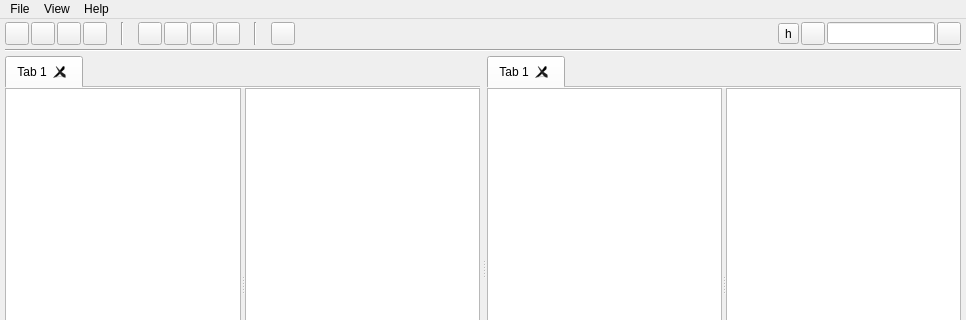
First picture: the form in ui/mainwindow.ui, repository yunnsbz/File-Manager, before the edit; both pictures show x 0 to 966 and y 0 to 320 of the 966 by 528 pixel window.
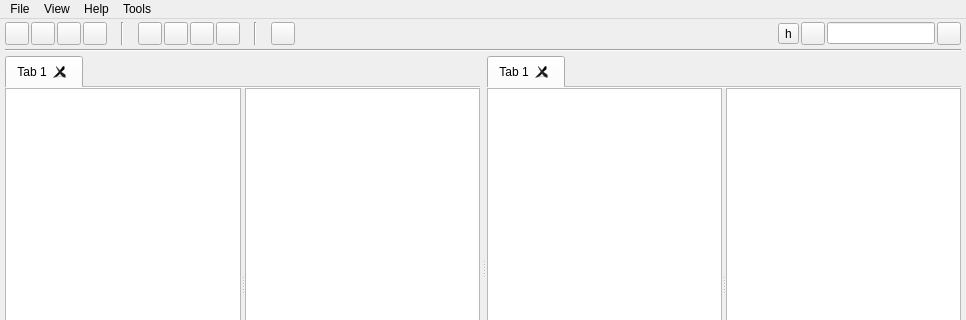
Second picture: the form after the edit. Icons and pictures are not drawn.

Commit message: settings tool menu option added

Diff of the .ui file:
```diff
--- a/ui/mainwindow.ui
+++ b/ui/mainwindow.ui
@@ -798,9 +798,16 @@
     <addaction name="actionExit"/>
     <addaction name="actionOptions"/>
    </widget>
+   <widget class="QMenu" name="menuTools">
+    <property name="title">
+     <string>Tools</string>
+    </property>
+    <addaction name="actionSettings"/>
+   </widget>
    <addaction name="menuFile"/>
    <addaction name="menuview"/>
    <addaction name="menuHelp"/>
+   <addaction name="menuTools"/>
   </widget>
   <widget class="QStatusBar" name="statusbar"/>
   <action name="actionTree_View">
```
Left out of the diff: 5 changed lines with no effect on the pictures. The commit also changes 4 other files.
